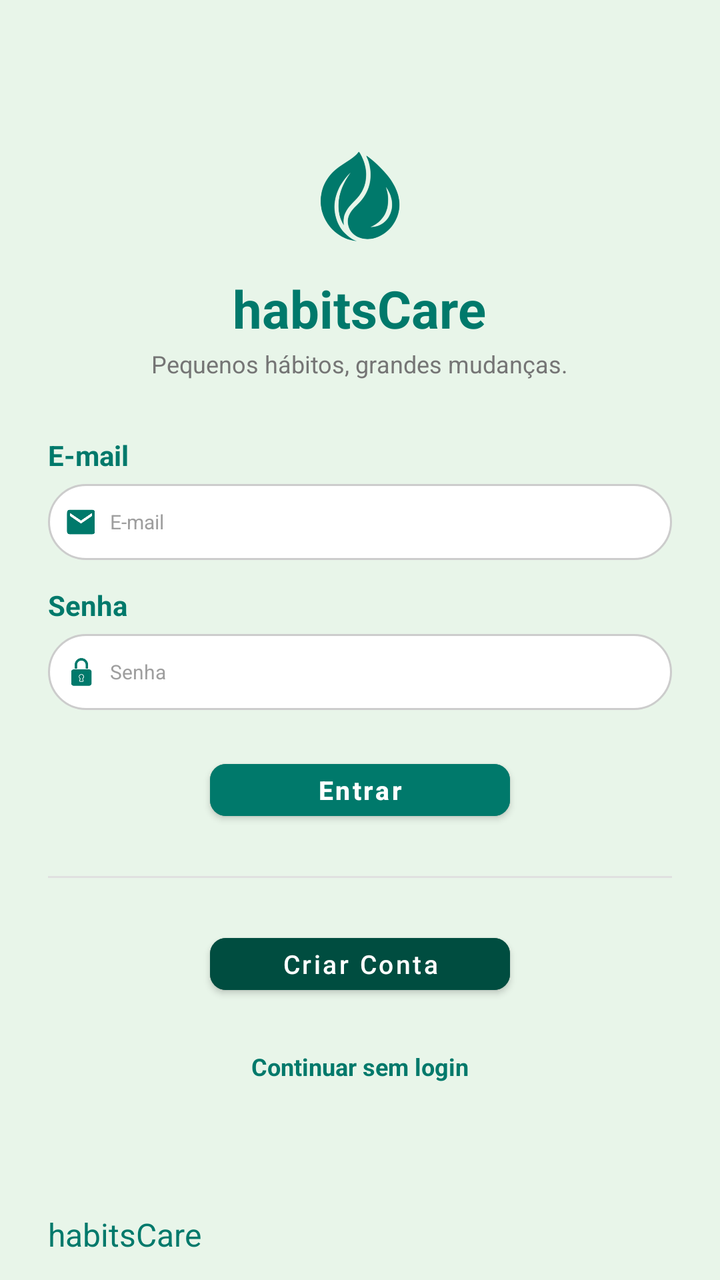
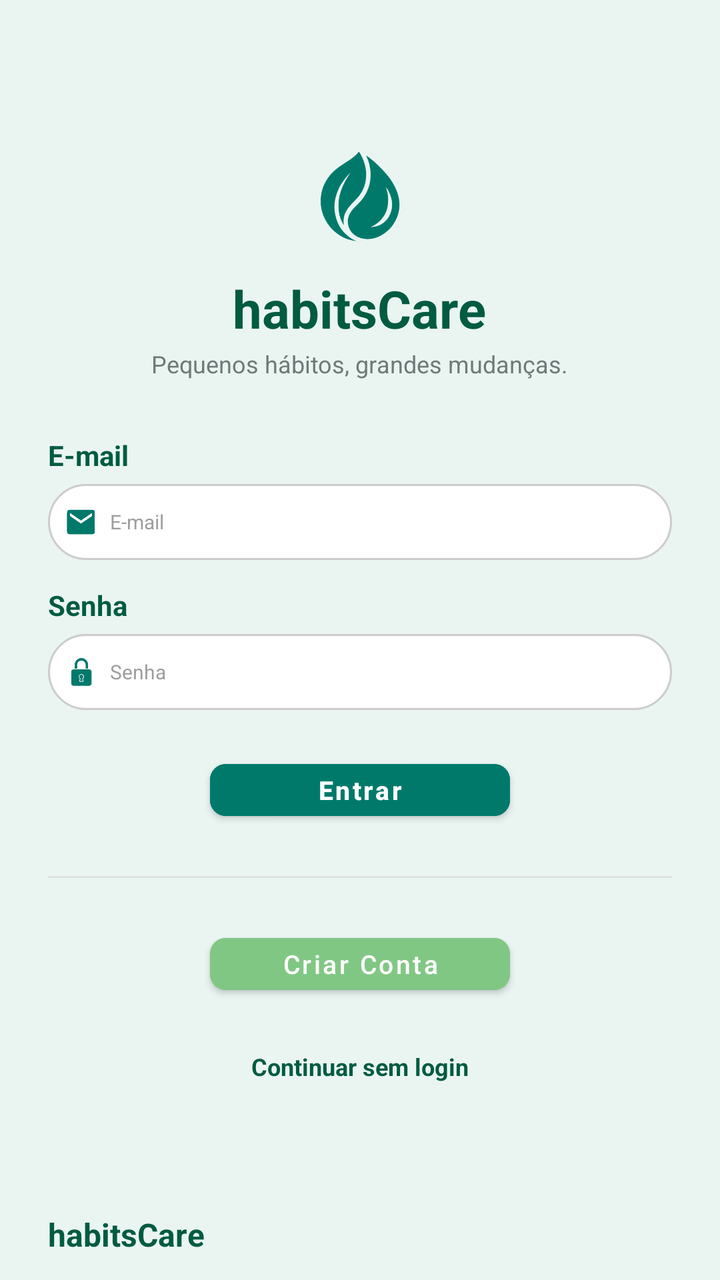

Before-and-after screenshots of an Android layout around one commit, followed by the original layout XML and the change that was made.
<!-- AndroidManifest.xml: application theme Theme.HabitsCare -->
<!-- res/layout/fragment_login.xml -->
<?xml version="1.0" encoding="utf-8"?>
<LinearLayout xmlns:android="http://schemas.android.com/apk/res/android"
    xmlns:app="http://schemas.android.com/apk/res-auto"
    android:layout_width="match_parent"
    android:layout_height="match_parent"
    android:background="@color/bg_app"
    android:orientation="vertical"
    android:paddingStart="24dp"
    android:paddingTop="12dp"
    android:paddingEnd="24dp"
    android:paddingBottom="12dp">

    <LinearLayout
        android:layout_width="match_parent"
        android:layout_height="0dp"
        android:layout_weight="1"
        android:gravity="center"
        android:orientation="vertical">

        
        <ImageView
            android:layout_width="60dp"
            android:layout_height="60dp"
            android:layout_marginBottom="8dp"
            android:contentDescription="@string/app_name"
            android:scaleType="fitCenter"
            android:src="@drawable/ic_leaf"
            app:tint="@color/brand_green_primary" />

        
        <TextView
            android:layout_width="wrap_content"
            android:layout_height="wrap_content"
            android:text="@string/app_name"
            android:textColor="@color/brand_green_primary"
            android:textSize="26sp"
            android:textStyle="bold" />

        
        <TextView
            android:layout_width="wrap_content"
            android:layout_height="wrap_content"
            android:layout_marginTop="2dp"
            android:layout_marginBottom="28dp"
            android:text="@string/app_slogan"
            android:textColor="@color/text_secondary"
            android:textSize="12sp" />

        
        <TextView
            android:layout_width="match_parent"
            android:layout_height="wrap_content"
            android:text="@string/hint_email"
            android:textColor="@color/brand_green_primary"
            android:textSize="14sp"
            android:textStyle="bold" />

        
        <LinearLayout
            android:layout_width="match_parent"
            android:layout_height="38dp"
            android:layout_marginTop="5dp"
            android:layout_marginBottom="13dp"
            android:background="@drawable/bg_edittext"
            android:gravity="center_vertical"
            android:orientation="horizontal"
            android:paddingStart="9dp"
            android:paddingEnd="9dp">

            
            <ImageView
                android:layout_width="15dp"
                android:layout_height="15dp"
                android:contentDescription="@null"
                android:scaleType="centerInside"
                android:src="@drawable/ic_email" />

            <EditText
                android:id="@+id/editEmail"
                android:layout_width="0dp"
                android:layout_height="match_parent"
                android:layout_weight="1"
                android:background="@null"
                android:hint="@string/hint_email"
                android:inputType="textEmailAddress"
                android:paddingStart="7dp"
                android:paddingEnd="4dp"
                android:singleLine="true"
                android:textColor="@color/text_primary"
                android:textColorHint="@color/text_hint"
                android:textSize="10sp" />
        </LinearLayout>

        
        <TextView
            android:layout_width="match_parent"
            android:layout_height="wrap_content"
            android:text="@string/hint_senha"
            android:textColor="@color/brand_green_primary"
            android:textSize="14sp"
            android:textStyle="bold" />

        
        <LinearLayout
            android:layout_width="match_parent"
            android:layout_height="38dp"
            android:layout_marginTop="5dp"
            android:layout_marginBottom="5dp"
            android:background="@drawable/bg_edittext"
            android:gravity="center_vertical"
            android:orientation="horizontal"
            android:paddingStart="9dp"
            android:paddingEnd="9dp">

            
            <ImageView
                android:layout_width="15dp"
                android:layout_height="15dp"
                android:contentDescription="@null"
                android:scaleType="centerInside"
                android:src="@drawable/ic_lock" />

            <EditText
                android:id="@+id/editSenha"
                android:layout_width="0dp"
                android:layout_height="match_parent"
                android:layout_weight="1"
                android:background="@null"
                android:hint="@string/hint_senha"
                android:inputType="textPassword"
                android:paddingStart="7dp"
                android:paddingEnd="4dp"
                android:singleLine="true"
                android:textColor="@color/text_primary"
                android:textColorHint="@color/text_hint"
                android:textSize="10sp" />
        </LinearLayout>

        
        <Button
            android:id="@+id/buttonLogin"
            style="@style/EstiloBotaoPadrao"
            android:layout_width="150dp"
            android:layout_height="38dp"
            android:layout_marginTop="16dp"
            android:backgroundTint="@color/brand_green_primary"
            android:text="@string/btn_login"
            android:textAllCaps="false"
            android:textColor="@color/white"
            android:textSize="13sp"
            android:textStyle="bold" />

        
        <View
            android:layout_width="match_parent"
            android:layout_height="1dp"
            android:layout_marginTop="24dp"
            android:layout_marginBottom="24dp"
            android:background="@color/border_input" />

        
        <Button
            android:id="@+id/buttonCadastro"
            style="@style/EstiloBotaoPadrao"
            android:layout_width="150dp"
            android:layout_height="38dp"
            android:backgroundTint="@color/brand_green_dark"
            android:text="Criar Conta"
            android:textAllCaps="false"
            android:textColor="@color/white"
            android:textSize="13sp" />

        
        <TextView
            android:id="@+id/textSeguirSemLogin"
            android:layout_width="wrap_content"
            android:layout_height="wrap_content"
            android:layout_marginTop="16dp"
            android:padding="8dp"
            android:text="@string/btn_continue_without_login"
            android:textColor="@color/brand_green_primary"
            android:textSize="12sp"
            android:textStyle="bold" />

    </LinearLayout>

    
    <TextView
        android:layout_width="match_parent"
        android:layout_height="wrap_content"
        android:gravity="start"
        android:text="@string/app_name"
        android:textColor="@color/brand_green_primary"
        android:textSize="16sp" />

</LinearLayout>
<!-- resources referenced by this layout -->
<resources>
  <color name="bg_app">#E8F5E9</color>
  <color name="border_input">#E0E0E0</color>
  <color name="brand_green_dark">#004D40</color>
  <color name="brand_green_primary">#00796B</color>
  <color name="text_hint">#9E9E9E</color>
  <color name="text_primary">#424242</color>
  <color name="text_secondary">#757575</color>
  <color name="white">#FFFFFF</color>
  <!-- drawable bg_edittext (drawable) -->
  <?xml version="1.0" encoding="utf-8"?>
  <shape xmlns:android="http://schemas.android.com/apk/res/android"
      android:shape="rectangle">
  
      <solid android:color="#FFFFFF" />
  
      <corners android:radius="20dp" />
  
      <stroke
          android:width="1dp"
          android:color="#CCCCCC" />
  
  </shape>
  <!-- drawable ic_email: png bitmap (drawable, 2344 bytes) -->
  <!-- drawable ic_leaf: png bitmap (drawable, 132298 bytes) -->
  <!-- drawable ic_lock: png bitmap (drawable, 2016 bytes) -->
  <string name="app_name">habitsCare</string>
  <string name="app_slogan">Pequenos hábitos, grandes mudanças.</string>
  <string name="btn_continue_without_login">Continuar sem login</string>
  <string name="btn_login">Entrar</string>
  <string name="hint_email">E-mail</string>
  <string name="hint_senha">Senha</string>
  <style name="EstiloBotaoPadrao" parent="Widget.MaterialComponents.Button">
          <item name="backgroundTint">@color/brand_green_primary</item>
          <item name="android:textColor">@color/white</item>
          <item name="cornerRadius">8dp</item>
      </style>
  <style name="Theme.HabitsCare" parent="Theme.MaterialComponents.DayNight.NoActionBar">
          <item name="colorPrimary">@color/brand_green_primary</item>
          <item name="colorPrimaryVariant">@color/brand_green_dark</item>
          <item name="colorOnPrimary">@color/white</item>
      </style>
</resources>

<!-- the commit's change to res/layout/fragment_login.xml (unified diff, before → after) -->
@@ -3,7 +3,7 @@
     xmlns:app="http://schemas.android.com/apk/res-auto"
     android:layout_width="match_parent"
     android:layout_height="match_parent"
-    android:background="@color/bg_app"
+    style="@style/background"
     android:orientation="vertical"
     android:paddingStart="24dp"
     android:paddingTop="12dp"
@@ -32,7 +32,7 @@
             android:layout_width="wrap_content"
             android:layout_height="wrap_content"
             android:text="@string/app_name"
-            android:textColor="@color/brand_green_primary"
+            style="@style/titulos"
             android:textSize="26sp"
             android:textStyle="bold" />
 
@@ -43,7 +43,7 @@
             android:layout_marginTop="2dp"
             android:layout_marginBottom="28dp"
             android:text="@string/app_slogan"
-            android:textColor="@color/text_secondary"
+            style="@style/textos"
             android:textSize="12sp" />
 
         
@@ -51,7 +51,7 @@
             android:layout_width="match_parent"
             android:layout_height="wrap_content"
             android:text="@string/hint_email"
-            android:textColor="@color/brand_green_primary"
+            style="@style/titulos"
             android:textSize="14sp"
             android:textStyle="bold" />
 
@@ -96,7 +96,7 @@
             android:layout_width="match_parent"
             android:layout_height="wrap_content"
             android:text="@string/hint_senha"
-            android:textColor="@color/brand_green_primary"
+            style="@style/titulos"
             android:textSize="14sp"
             android:textStyle="bold" />
 
@@ -164,7 +164,7 @@
             style="@style/EstiloBotaoPadrao"
             android:layout_width="150dp"
             android:layout_height="38dp"
-            android:backgroundTint="@color/brand_green_dark"
+            android:backgroundTint="@color/brand_green_leaf"
             android:text="Criar Conta"
             android:textAllCaps="false"
             android:textColor="@color/white"
@@ -178,7 +178,7 @@
             android:layout_marginTop="16dp"
             android:padding="8dp"
             android:text="@string/btn_continue_without_login"
-            android:textColor="@color/brand_green_primary"
+            style="@style/titulos"
             android:textSize="12sp"
             android:textStyle="bold" />
 
@@ -190,7 +190,7 @@
         android:layout_height="wrap_content"
         android:gravity="start"
         android:text="@string/app_name"
-        android:textColor="@color/brand_green_primary"
+        style="@style/titulos"
         android:textSize="16sp" />
 
 </LinearLayout>
<!-- resource entries referenced after the edit -->
@@ -1,12 +1,11 @@
 <!-- resources referenced by this layout -->
 <resources>
-  <color name="bg_app">#E8F5E9</color>
   <color name="border_input">#E0E0E0</color>
+  <color name="brand_green_leaf">#81C784</color>
   <color name="brand_green_dark">#004D40</color>
   <color name="brand_green_primary">#00796B</color>
   <color name="text_hint">#9E9E9E</color>
   <color name="text_primary">#424242</color>
-  <color name="text_secondary">#757575</color>
   <color name="white">#FFFFFF</color>
   <!-- drawable bg_edittext (drawable) -->
   <?xml version="1.0" encoding="utf-8"?>
@@ -36,6 +35,16 @@
           <item name="android:textColor">@color/white</item>
           <item name="cornerRadius">8dp</item>
       </style>
+  <style name="background">
+          <item name="android:background">#EAF5F2</item>
+      </style>
+  <style name="textos">
+          <item name="android:textColor">#707977</item>
+      </style>
+  <style name="titulos">
+          <item name="android:textColor">#005B41</item>
+          <item name="android:textStyle">bold</item>
+      </style>
   <style name="Theme.HabitsCare" parent="Theme.MaterialComponents.DayNight.NoActionBar">
           <item name="colorPrimary">@color/brand_green_primary</item>
           <item name="colorPrimaryVariant">@color/brand_green_dark</item>
